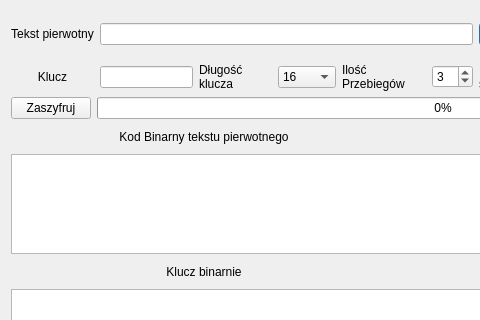
Qt form start.ui (pkrolkgp/funkcja_Feistela_PyQt5) before a commit; both pictures show x 0 to 480 and y 0 to 320 of the 800 by 697 pixel window.
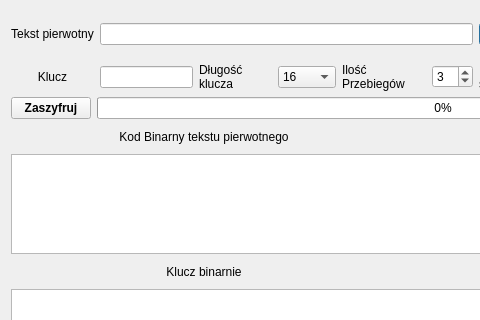
The same form after that commit. Icons and pictures are not drawn.

```diff
--- a/start.ui
+++ b/start.ui
@@ -119,6 +119,12 @@
            <verstretch>0</verstretch>
           </sizepolicy>
          </property>
+         <property name="font">
+          <font>
+           <weight>75</weight>
+           <bold>true</bold>
+          </font>
+         </property>
          <property name="whatsThis">
           <string/>
          </property>
```
Left out of the diff: 46 changed lines with no effect on the pictures.
